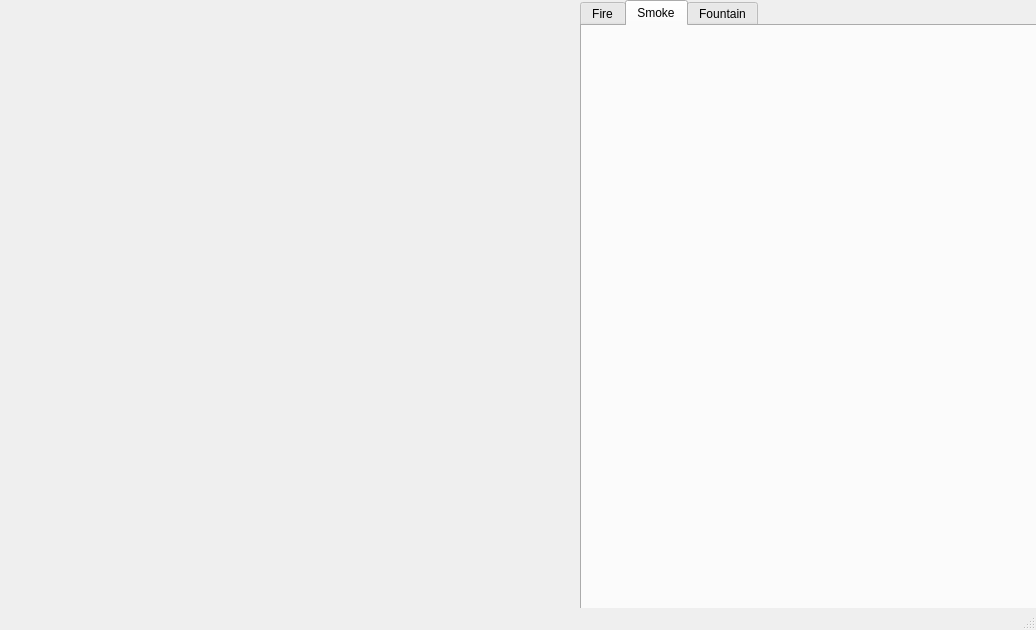
First picture: the form in Core/mainwindow.ui, repository arktic/Particule, before the edit.
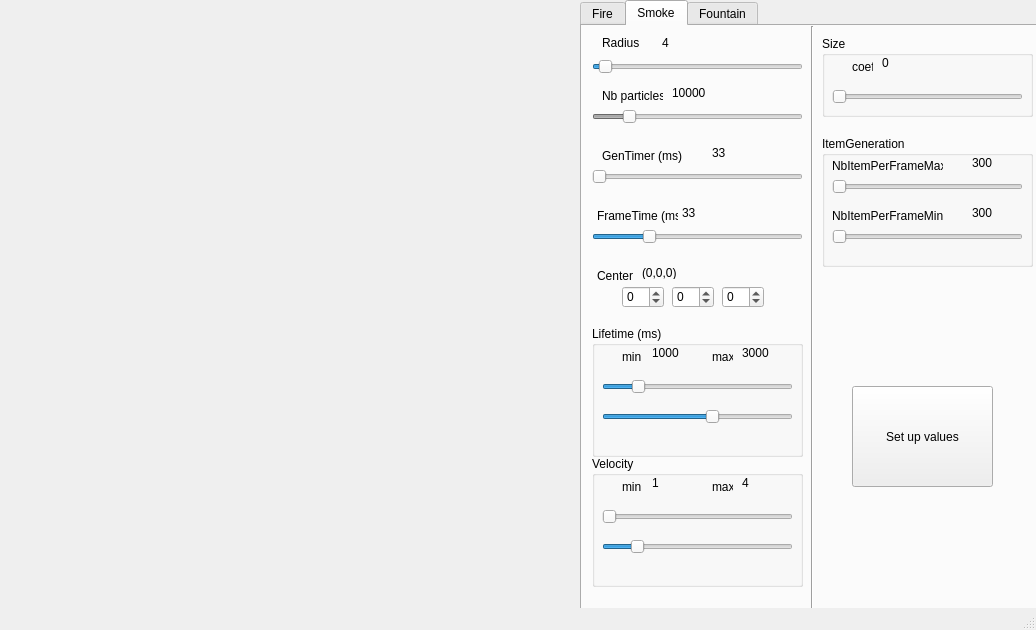
Second picture: the form after the edit. The open tabs and pages were chosen to show the change. Custom widgets are drawn as their Qt base class.

Commit message: added smoke control tab prepared for fountain control tab

Diff of the .ui file:
```diff
--- a/Core/mainwindow.ui
+++ b/Core/mainwindow.ui
@@ -806,6 +806,722 @@
      <attribute name="title">
       <string>Smoke</string>
      </attribute>
+     <widget class="QLabel" name="centerSmokeValue">
+      <property name="geometry">
+       <rect>
+        <x>60</x>
+        <y>240</y>
+        <width>46</width>
+        <height>13</height>
+       </rect>
+      </property>
+      <property name="acceptDrops">
+       <bool>true</bool>
+      </property>
+      <property name="text">
+       <string>(0,0,0)</string>
+      </property>
+     </widget>
+     <widget class="QSpinBox" name="centerXSmokeSpinbox">
+      <property name="geometry">
+       <rect>
+        <x>40</x>
+        <y>260</y>
+        <width>42</width>
+        <height>22</height>
+       </rect>
+      </property>
+      <property name="minimum">
+       <number>-1000</number>
+      </property>
+      <property name="maximum">
+       <number>1000</number>
+      </property>
+      <property name="singleStep">
+       <number>1</number>
+      </property>
+     </widget>
+     <widget class="QLabel" name="nbItemSmokeValue">
+      <property name="geometry">
+       <rect>
+        <x>90</x>
+        <y>60</y>
+        <width>46</width>
+        <height>13</height>
+       </rect>
+      </property>
+      <property name="text">
+       <string>10000</string>
+      </property>
+     </widget>
+     <widget class="QGroupBox" name="VelocitySmokeFrame">
+      <property name="geometry">
+       <rect>
+        <x>10</x>
+        <y>430</y>
+        <width>211</width>
+        <height>131</height>
+       </rect>
+      </property>
+      <property name="title">
+       <string>Velocity</string>
+      </property>
+      <widget class="QSlider" name="velocityMinSliderSmoke">
+       <property name="geometry">
+        <rect>
+         <x>10</x>
+         <y>50</y>
+         <width>191</width>
+         <height>22</height>
+        </rect>
+       </property>
+       <property name="minimum">
+        <number>1</number>
+       </property>
+       <property name="maximum">
+        <number>20</number>
+       </property>
+       <property name="pageStep">
+        <number>11</number>
+       </property>
+       <property name="orientation">
+        <enum>Qt::Horizontal</enum>
+       </property>
+      </widget>
+      <widget class="QLabel" name="label_35">
+       <property name="geometry">
+        <rect>
+         <x>120</x>
+         <y>20</y>
+         <width>21</width>
+         <height>21</height>
+        </rect>
+       </property>
+       <property name="text">
+        <string>max</string>
+       </property>
+      </widget>
+      <widget class="QLabel" name="velocityMaxSmokeValue">
+       <property name="geometry">
+        <rect>
+         <x>150</x>
+         <y>20</y>
+         <width>46</width>
+         <height>13</height>
+        </rect>
+       </property>
+       <property name="text">
+        <string>4</string>
+       </property>
+      </widget>
+      <widget class="QLabel" name="label_36">
+       <property name="geometry">
+        <rect>
+         <x>30</x>
+         <y>20</y>
+         <width>21</width>
+         <height>21</height>
+        </rect>
+       </property>
+       <property name="text">
+        <string>min</string>
+       </property>
+      </widget>
+      <widget class="QLabel" name="velocityMinSmokeValue">
+       <property name="geometry">
+        <rect>
+         <x>60</x>
+         <y>20</y>
+         <width>46</width>
+         <height>13</height>
+        </rect>
+       </property>
+       <property name="text">
+        <string>1</string>
+       </property>
+      </widget>
+      <widget class="QSlider" name="velocityMaxSliderSmoke">
+       <property name="geometry">
+        <rect>
+         <x>10</x>
+         <y>80</y>
+         <width>191</width>
+         <height>22</height>
+        </rect>
+       </property>
+       <property name="minimum">
+        <number>1</number>
+       </property>
+       <property name="maximum">
+        <number>20</number>
+       </property>
+       <property name="value">
+        <number>4</number>
+       </property>
+       <property name="orientation">
+        <enum>Qt::Horizontal</enum>
+       </property>
+      </widget>
+     </widget>
+     <widget class="QSlider" name="frameTimeSliderSmoke">
+      <property name="geometry">
+       <rect>
+        <x>10</x>
+        <y>200</y>
+        <width>211</width>
+        <height>22</height>
+       </rect>
+      </property>
+      <property name="minimum">
+       <number>10</number>
+      </property>
+      <property name="maximum">
+       <number>100</number>
+      </property>
+      <property name="value">
+       <number>33</number>
+      </property>
+      <property name="orientation">
+       <enum>Qt::Horizontal</enum>
+      </property>
+     </widget>
+     <widget class="QSlider" name="radiusSliderSmoke">
+      <property name="geometry">
+       <rect>
+        <x>10</x>
+        <y>30</y>
+        <width>211</width>
+        <height>22</height>
+       </rect>
+      </property>
+      <property name="minimum">
+       <number>1</number>
+      </property>
+      <property name="value">
+       <number>4</number>
+      </property>
+      <property name="orientation">
+       <enum>Qt::Horizontal</enum>
+      </property>
+     </widget>
+     <widget class="Line" name="lineSmoke">
+      <property name="geometry">
+       <rect>
+        <x>220</x>
+        <y>0</y>
+        <width>20</width>
+        <height>681</height>
+       </rect>
+      </property>
+      <property name="orientation">
+       <enum>Qt::Vertical</enum>
+      </property>
+     </widget>
+     <widget class="QGroupBox" name="SizeSmokeFrame">
+      <property name="geometry">
+       <rect>
+        <x>240</x>
+        <y>10</y>
+        <width>211</width>
+        <height>81</height>
+       </rect>
+      </property>
+      <property name="title">
+       <string>Size</string>
+      </property>
+      <widget class="QSlider" name="coefSizeSliderSmoke">
+       <property name="geometry">
+        <rect>
+         <x>10</x>
+         <y>50</y>
+         <width>191</width>
+         <height>22</height>
+        </rect>
+       </property>
+       <property name="minimum">
+        <number>1</number>
+       </property>
+       <property name="maximum">
+        <number>15</number>
+       </property>
+       <property name="orientation">
+        <enum>Qt::Horizontal</enum>
+       </property>
+      </widget>
+      <widget class="QLabel" name="coefSizeSmokeLabel">
+       <property name="geometry">
+        <rect>
+         <x>30</x>
+         <y>20</y>
+         <width>21</width>
+         <height>21</height>
+        </rect>
+       </property>
+       <property name="text">
+        <string>coef</string>
+       </property>
+      </widget>
+      <widget class="QLabel" name="coefSizeSmokeValue">
+       <property name="geometry">
+        <rect>
+         <x>60</x>
+         <y>20</y>
+         <width>46</width>
+         <height>13</height>
+        </rect>
+       </property>
+       <property name="text">
+        <string>0</string>
+       </property>
+      </widget>
+     </widget>
+     <widget class="QLabel" name="radiusSmokeValue">
+      <property name="geometry">
+       <rect>
+        <x>80</x>
+        <y>10</y>
+        <width>46</width>
+        <height>13</height>
+       </rect>
+      </property>
+      <property name="text">
+       <string>4</string>
+      </property>
+     </widget>
+     <widget class="QLabel" name="label_6">
+      <property name="geometry">
+       <rect>
+        <x>20</x>
+        <y>60</y>
+        <width>61</width>
+        <height>20</height>
+       </rect>
+      </property>
+      <property name="text">
+       <string>Nb particles</string>
+      </property>
+     </widget>
+     <widget class="QLabel" name="label_7">
+      <property name="geometry">
+       <rect>
+        <x>15</x>
+        <y>180</y>
+        <width>81</width>
+        <height>20</height>
+       </rect>
+      </property>
+      <property name="text">
+       <string>FrameTime (ms)</string>
+      </property>
+     </widget>
+     <widget class="QLabel" name="frameTimeSmokeValue">
+      <property name="geometry">
+       <rect>
+        <x>100</x>
+        <y>180</y>
+        <width>46</width>
+        <height>13</height>
+       </rect>
+      </property>
+      <property name="text">
+       <string>33</string>
+      </property>
+     </widget>
+     <widget class="QSpinBox" name="centerZSmokeSpinbox">
+      <property name="geometry">
+       <rect>
+        <x>140</x>
+        <y>260</y>
+        <width>42</width>
+        <height>22</height>
+       </rect>
+      </property>
+      <property name="minimum">
+       <number>-1000</number>
+      </property>
+      <property name="maximum">
+       <number>1000</number>
+      </property>
+      <property name="singleStep">
+       <number>1</number>
+      </property>
+     </widget>
+     <widget class="QLabel" name="label_9">
+      <property name="geometry">
+       <rect>
+        <x>15</x>
+        <y>240</y>
+        <width>51</width>
+        <height>20</height>
+       </rect>
+      </property>
+      <property name="text">
+       <string>Center</string>
+      </property>
+     </widget>
+     <widget class="QSlider" name="nbItemSliderFire_2">
+      <property name="enabled">
+       <bool>false</bool>
+      </property>
+      <property name="geometry">
+       <rect>
+        <x>10</x>
+        <y>80</y>
+        <width>211</width>
+        <height>22</height>
+       </rect>
+      </property>
+      <property name="minimum">
+       <number>1000</number>
+      </property>
+      <property name="maximum">
+       <number>60000</number>
+      </property>
+      <property name="singleStep">
+       <number>1000</number>
+      </property>
+      <property name="value">
+       <number>10000</number>
+      </property>
+      <property name="orientation">
+       <enum>Qt::Horizontal</enum>
+      </property>
+     </widget>
+     <widget class="QLabel" name="label_10">
+      <property name="geometry">
+       <rect>
+        <x>20</x>
+        <y>10</y>
+        <width>46</width>
+        <height>13</height>
+       </rect>
+      </property>
+      <property name="text">
+       <string>Radius</string>
+      </property>
+     </widget>
+     <widget class="QPushButton" name="setValuesButtonSmoke">
+      <property name="geometry">
+       <rect>
+        <x>270</x>
+        <y>360</y>
+        <width>141</width>
+        <height>101</height>
+       </rect>
+      </property>
+      <property name="text">
+       <string>Set up values</string>
+      </property>
+     </widget>
+     <widget class="QSpinBox" name="centerYSmokeSpinbox">
+      <property name="geometry">
+       <rect>
+        <x>90</x>
+        <y>260</y>
+        <width>42</width>
+        <height>22</height>
+       </rect>
+      </property>
+      <property name="minimum">
+       <number>-1000</number>
+      </property>
+      <property name="maximum">
+       <number>1000</number>
+      </property>
+      <property name="singleStep">
+       <number>1</number>
+      </property>
+     </widget>
+     <widget class="QGroupBox" name="lifetimeSmoke">
+      <property name="geometry">
+       <rect>
+        <x>10</x>
+        <y>300</y>
+        <width>211</width>
+        <height>131</height>
+       </rect>
+      </property>
+      <property name="title">
+       <string>Lifetime (ms)</string>
+      </property>
+      <widget class="QSlider" name="lifetimeMinSliderSmoke">
+       <property name="geometry">
+        <rect>
+         <x>10</x>
+         <y>50</y>
+         <width>191</width>
+         <height>22</height>
+        </rect>
+       </property>
+       <property name="minimum">
+        <number>200</number>
+       </property>
+       <property name="maximum">
+        <number>5000</number>
+       </property>
+       <property name="singleStep">
+        <number>100</number>
+       </property>
+       <property name="pageStep">
+        <number>100</number>
+       </property>
+       <property name="value">
+        <number>1000</number>
+       </property>
+       <property name="orientation">
+        <enum>Qt::Horizontal</enum>
+       </property>
+      </widget>
+      <widget class="QLabel" name="label_37">
+       <property name="geometry">
+        <rect>
+         <x>120</x>
+         <y>20</y>
+         <width>21</width>
+         <height>21</height>
+        </rect>
+       </property>
+       <property name="text">
+        <string>max</string>
+       </property>
+      </widget>
+      <widget class="QLabel" name="lifetimeMaxSmokeValue">
+       <property name="geometry">
+        <rect>
+         <x>150</x>
+         <y>20</y>
+         <width>46</width>
+         <height>13</height>
+        </rect>
+       </property>
+       <property name="text">
+        <string>3000</string>
+       </property>
+      </widget>
+      <widget class="QLabel" name="label_38">
+       <property name="geometry">
+        <rect>
+         <x>30</x>
+         <y>20</y>
+         <width>21</width>
+         <height>21</height>
+        </rect>
+       </property>
+       <property name="text">
+        <string>min</string>
+       </property>
+      </widget>
+      <widget class="QLabel" name="lifetimeMinSmokeValue">
+       <property name="geometry">
+        <rect>
+         <x>60</x>
+         <y>20</y>
+         <width>46</width>
+         <height>13</height>
+        </rect>
+       </property>
+       <property name="text">
+        <string>1000</string>
+       </property>
+      </widget>
+      <widget class="QSlider" name="lifetimeMaxSliderSmoke">
+       <property name="geometry">
+        <rect>
+         <x>10</x>
+         <y>80</y>
+         <width>191</width>
+         <height>22</height>
+        </rect>
+       </property>
+       <property name="minimum">
+        <number>200</number>
+       </property>
+       <property name="maximum">
+        <number>5000</number>
+       </property>
+       <property name="singleStep">
+        <number>100</number>
+       </property>
+       <property name="pageStep">
+        <number>100</number>
+       </property>
+       <property name="value">
+        <number>3000</number>
+       </property>
+       <property name="orientation">
+        <enum>Qt::Horizontal</enum>
+       </property>
+      </widget>
+     </widget>
+     <widget class="QGroupBox" name="ItemPerFrameGB">
+      <property name="geometry">
+       <rect>
+        <x>240</x>
+        <y>110</y>
+        <width>211</width>
+        <height>131</height>
+       </rect>
+      </property>
+      <property name="title">
+       <string>ItemGeneration</string>
+      </property>
+      <widget class="QSlider" name="nbMaxItemPerFrameSliderSmoke">
+       <property name="geometry">
+        <rect>
+         <x>10</x>
+         <y>40</y>
+         <width>191</width>
+         <height>22</height>
+        </rect>
+       </property>
+       <property name="minimum">
+        <number>0</number>
+       </property>
+       <property name="maximum">
+        <number>600</number>
+       </property>
+       <property name="singleStep">
+        <number>1</number>
+       </property>
+       <property name="pageStep">
+        <number>100</number>
+       </property>
+       <property name="value">
+        <number>1</number>
+       </property>
+       <property name="orientation">
+        <enum>Qt::Horizontal</enum>
+       </property>
+      </widget>
+      <widget class="QLabel" name="label_8">
+       <property name="geometry">
+        <rect>
+         <x>10</x>
+         <y>20</y>
+         <width>111</width>
+         <height>20</height>
+        </rect>
+       </property>
+       <property name="text">
+        <string>NbItemPerFrameMax</string>
+       </property>
+      </widget>
+      <widget class="QLabel" name="nbMaxItemPerFrameSmoke">
+       <property name="geometry">
+        <rect>
+         <x>150</x>
+         <y>20</y>
+         <width>46</width>
+         <height>13</height>
+        </rect>
+       </property>
+       <property name="text">
+        <string>300</string>
+       </property>
+      </widget>
+      <widget class="QLabel" name="nbMinItemPerFrameSmoke">
+       <property name="geometry">
+        <rect>
+         <x>150</x>
+         <y>70</y>
+         <width>46</width>
+         <height>13</height>
+        </rect>
+       </property>
+       <property name="text">
+        <string>300</string>
+       </property>
+      </widget>
+      <widget class="QSlider" name="nbMinItemPerFrameSliderSmoke">
+       <property name="geometry">
+        <rect>
+         <x>10</x>
+         <y>90</y>
+         <width>191</width>
+         <height>22</height>
+        </rect>
+       </property>
+       <property name="minimum">
+        <number>0</number>
+       </property>
+       <property name="maximum">
+        <number>600</number>
+       </property>
+       <property name="singleStep">
+        <number>1</number>
+       </property>
+       <property name="pageStep">
+        <number>100</number>
+       </property>
+       <property name="value">
+        <number>1</number>
+       </property>
+       <property name="orientation">
+        <enum>Qt::Horizontal</enum>
+       </property>
+      </widget>
+      <widget class="QLabel" name="label_11">
+       <property name="geometry">
+        <rect>
+         <x>10</x>
+         <y>70</y>
+         <width>111</width>
+         <height>20</height>
+        </rect>
+       </property>
+       <property name="text">
+        <string>NbItemPerFrameMin</string>
+       </property>
+      </widget>
+     </widget>
+     <widget class="QLabel" name="label_12">
+      <property name="geometry">
+       <rect>
+        <x>20</x>
+        <y>120</y>
+        <width>81</width>
+        <height>20</height>
+       </rect>
+      </property>
+      <property name="text">
+       <string>GenTimer (ms)</string>
+      </property>
+     </widget>
+     <widget class="QSlider" name="genTimerSliderSmoke">
+      <property name="geometry">
+       <rect>
+        <x>10</x>
+        <y>140</y>
+        <width>211</width>
+        <height>22</height>
+       </rect>
+      </property>
+      <property name="minimum">
+       <number>1</number>
+      </property>
+      <property name="maximum">
+       <number>3000</number>
+      </property>
+      <property name="value">
+       <number>1</number>
+      </property>
+      <property name="orientation">
+       <enum>Qt::Horizontal</enum>
+      </property>
+     </widget>
+     <widget class="QLabel" name="genTimerSmokeValue">
+      <property name="geometry">
+       <rect>
+        <x>130</x>
+        <y>120</y>
+        <width>46</width>
+        <height>13</height>
+       </rect>
+      </property>
+      <property name="text">
+       <string>33</string>
+      </property>
+     </widget>
     </widget>
     <widget class="QWidget" name="fountainTab">
      <attribute name="title">
```
Left out of the diff: 170 changed lines with no effect on the pictures. The commit also changes 6 other files.
